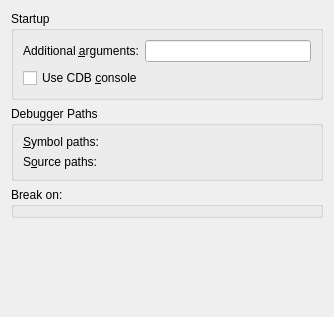
qt-creator/qt-creator, file src/plugins/debugger/cdb/cdboptionspagewidget.ui: the form before one commit.
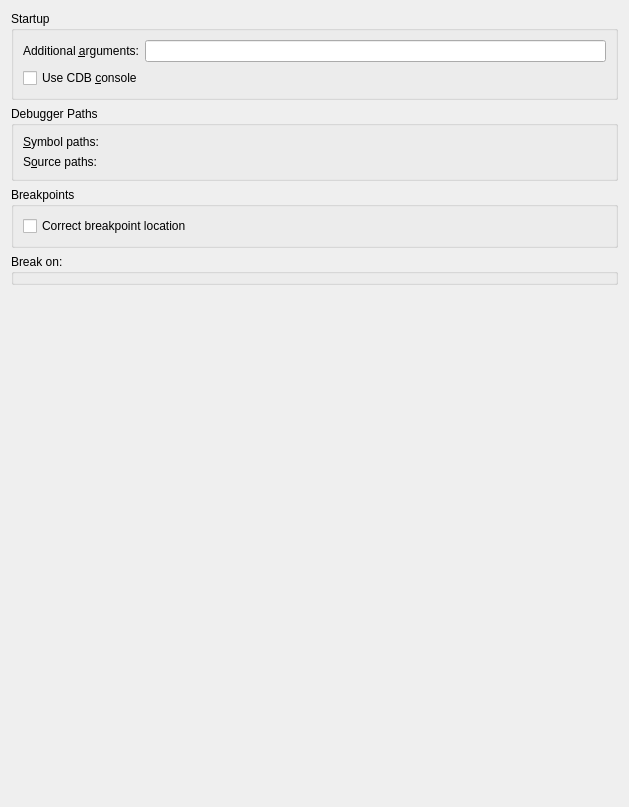
The form after the commit. Custom widgets are drawn as their Qt base class.

Commit message:
Debugger[CDB]: Introduce setting for breakpoint correction.
Make it possible to turn it off in case something goes wrong.
Squeeze/polish the CDB options dialog and correct translation code
of the break options.

Task-number: QTCREATORBUG-6207

```diff
--- a/src/plugins/debugger/cdb/cdboptionspagewidget.ui
+++ b/src/plugins/debugger/cdb/cdboptionspagewidget.ui
@@ -6,8 +6,8 @@
    <rect>
     <x>0</x>
     <y>0</y>
-    <width>334</width>
-    <height>317</height>
+    <width>629</width>
+    <height>807</height>
    </rect>
   </property>
   <layout class="QVBoxLayout" name="verticalLayout">
@@ -94,6 +94,25 @@
      </layout>
     </widget>
    </item>
+   <item>
+    <widget class="QGroupBox" name="breakpointsGroupBox">
+     <property name="title">
+      <string>Breakpoints</string>
+     </property>
+     <layout class="QVBoxLayout" name="breakpointLayout">
+      <item>
+       <widget class="QCheckBox" name="breakpointCorrectionCheckBox">
+        <property name="toolTip">
+         <string>&lt;html&gt;&lt;head/&gt;&lt;body&gt;&lt;p&gt;Attempt to correct the location of a breakpoint based on file and line number should it be in a comment or in a line for which no code is generated. The correction is based on the code model.&lt;/p&gt;&lt;/body&gt;&lt;/html&gt;</string>
+        </property>
+        <property name="text">
+         <string>Correct breakpoint location</string>
+        </property>
+       </widget>
+      </item>
+     </layout>
+    </widget>
+   </item>
    <item>
     <widget class="QGroupBox" name="eventGroupBox">
      <property name="title">
```
Left out of the diff: 4 changed lines with no effect on the pictures. The commit also changes 4 other files.
